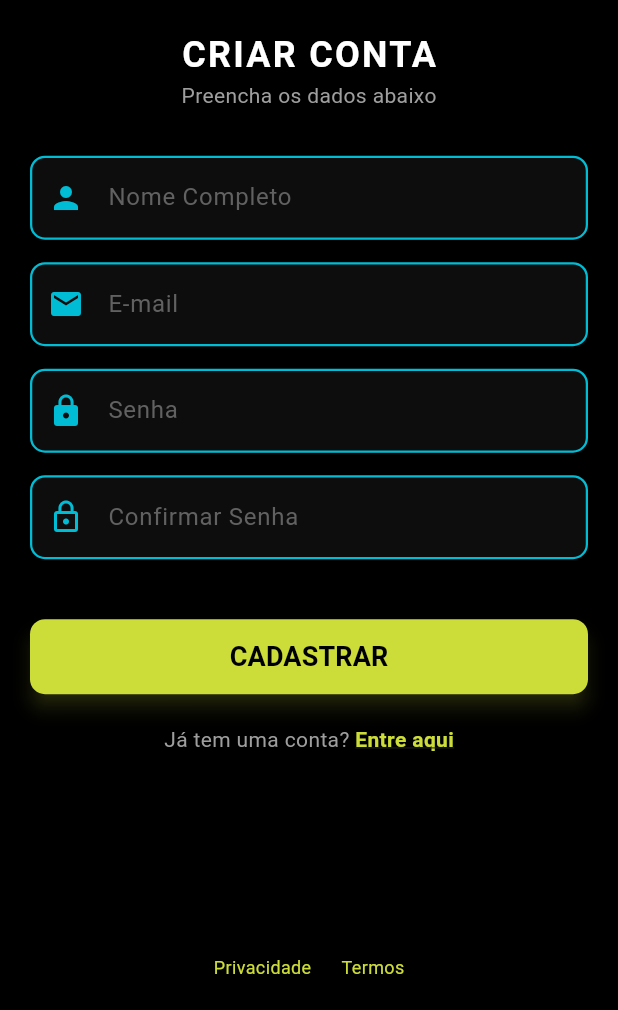
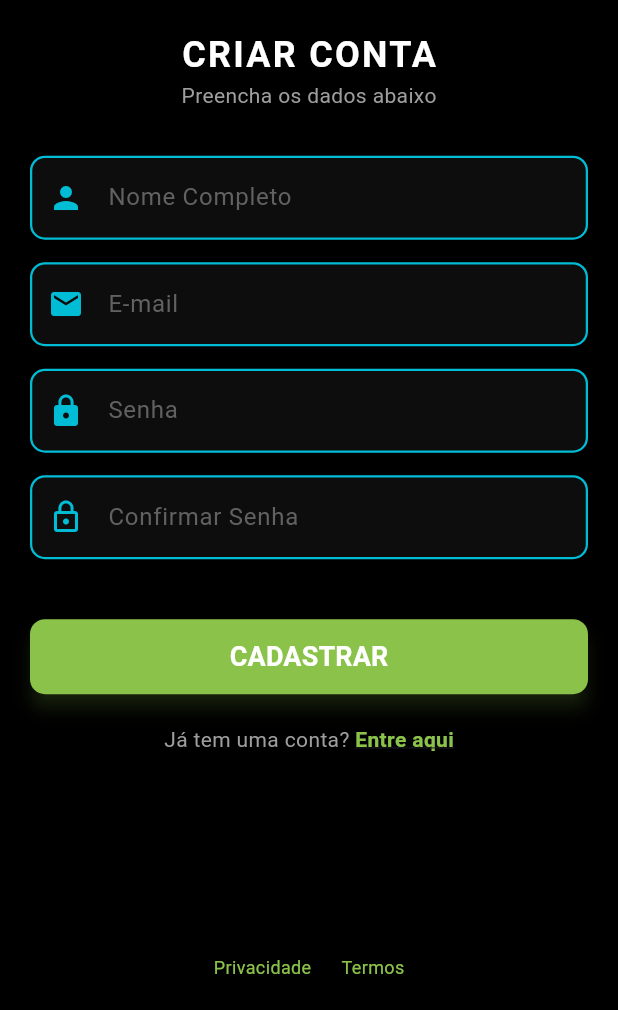
Before and after one commit to Wellington-Miguel/soccer_quiz_flutter, a Flutter app: the screen it shows after launch, after a tap on "Cadastre-se", on a phone screen of 412 x 824 dp, the part 226-1236 px from its top. Run offline on Flutter 3.47's test engine with Material 3 defaults, Android fonts, the phone set to English and light mode, and no system bars; our stand-ins replace flutter_secure_storage.

Commit message:
MELHORIAS NA TELA DE LOGIN

```diff
--- a/lib/screens/create_user_screen.dart
+++ b/lib/screens/create_user_screen.dart
@@ -132,15 +132,15 @@ class _SignUpScreenState extends State<SignUpScreen> {
                       height: 50,
                       child: ElevatedButton(
                         style: ElevatedButton.styleFrom(
-                          backgroundColor: Color(0xFFCCDC39), // Verde Neon
+                          backgroundColor:  Colors.lightGreen, // Verde Neon
                           shape: RoundedRectangleBorder(borderRadius: BorderRadius.circular(10)),
                           elevation: 5,
-                          shadowColor: Color(0xFFCCDC39).withOpacity(0.4),
+                          shadowColor: Colors.lightGreen.withOpacity(0.4),
                         ),
                         onPressed: _register,
                         child: Text(
                           "CADASTRAR",
-                          style: TextStyle(color: Colors.black, fontSize: 18, fontWeight: FontWeight.bold),
+                          style: TextStyle(color: Colors.white, fontSize: 18, fontWeight: FontWeight.bold),
                         ),
                       ),
                     ),
@@ -160,7 +160,7 @@ class _SignUpScreenState extends State<SignUpScreen> {
                           child: Text(
                             "Entre aqui",
                             style: TextStyle(
-                              color: Color(0xFFCCDC39),
+                              color: Colors.lightGreen,
                               fontWeight: FontWeight.bold,
                               decoration: TextDecoration.underline,
                             ),
@@ -182,12 +182,12 @@ class _SignUpScreenState extends State<SignUpScreen> {
               children: [
                 GestureDetector(
                   onTap: () => Navigator.push(context, MaterialPageRoute(builder: (context) => TermsScreen())),
-                  child: Text("Privacidade", style: TextStyle(color: Color(0xFFCCDC39), fontSize: 12))
+                  child: Text("Privacidade", style: TextStyle(color: Colors.lightGreen, fontSize: 12))
                 ),
                 SizedBox(width: 20),
                 GestureDetector(
                   onTap: () => Navigator.push(context, MaterialPageRoute(builder: (context) => TermsScreen())),
-                  child: Text("Termos", style: TextStyle(color: Color(0xFFCCDC39), fontSize: 12))
+                  child: Text("Termos", style: TextStyle(color:  Colors.lightGreen, fontSize: 12))
                 ),
               ],
             ),
--- a/lib/screens/login_screen.dart
+++ b/lib/screens/login_screen.dart
@@ -46,8 +46,18 @@ class _LoginScreenState extends State<LoginScreen> {
                 height: 150,
                 fit: BoxFit.contain,
               ),
-              SizedBox(height: 40),
-
+              Center(
+                child: Text(
+                  "LOGIN",
+                  style: TextStyle(
+                    color: Colors.white,
+                    fontSize: 24,
+                    fontWeight: FontWeight.bold,
+                    letterSpacing: 1.5,
+                  ),
+                ),
+              ),
+              SizedBox(height: 20),
               // FORMULÁRIO
               Form(
                 key: _formKey,
@@ -101,9 +111,7 @@ class _LoginScreenState extends State<LoginScreen> {
                     // BOTÃO DE LOGIN
                     auth.state == AuthState.loading
                         ? CircularProgressIndicator(color: Colors.lightGreen)
-                        : Container(
-                          margin: EdgeInsetsDirectional.symmetric(horizontal: 150, vertical: 0),
-                          child: SizedBox(
+                        : SizedBox(
                             width: double.infinity,
                             height: 50,
                             child: ElevatedButton(
@@ -136,7 +144,6 @@ class _LoginScreenState extends State<LoginScreen> {
                                     color: Colors.white,
                                     fontSize: 18,
                                     fontWeight: FontWeight.bold),
-                                ),
                               ),
                             ),
                           ),
```
Lines whose indentation alone changed are shown as unchanged.
